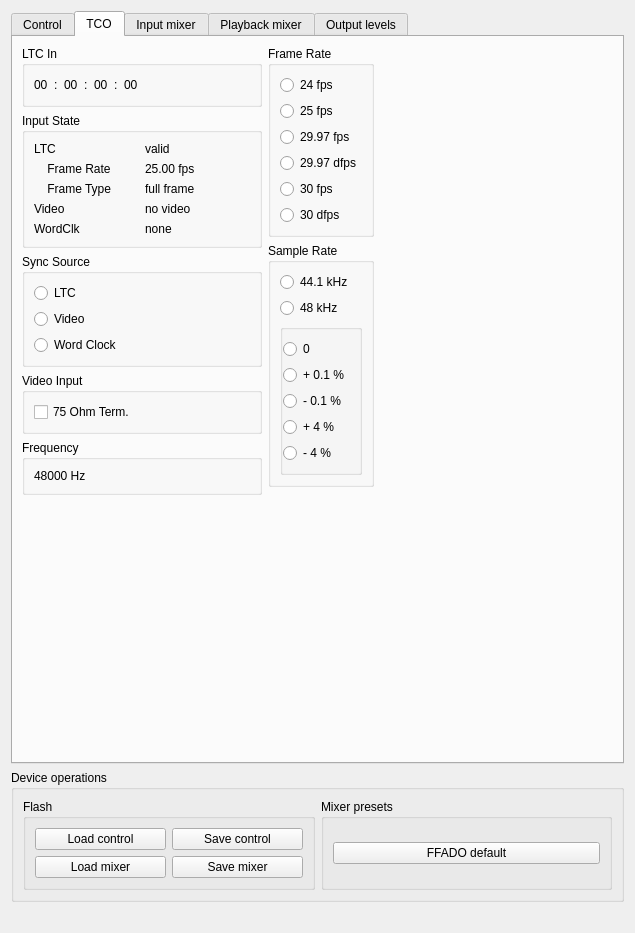
ojsl1/libffado, file support/mixer-qt4/ffado/mixer/rme.ui: the form before one commit.
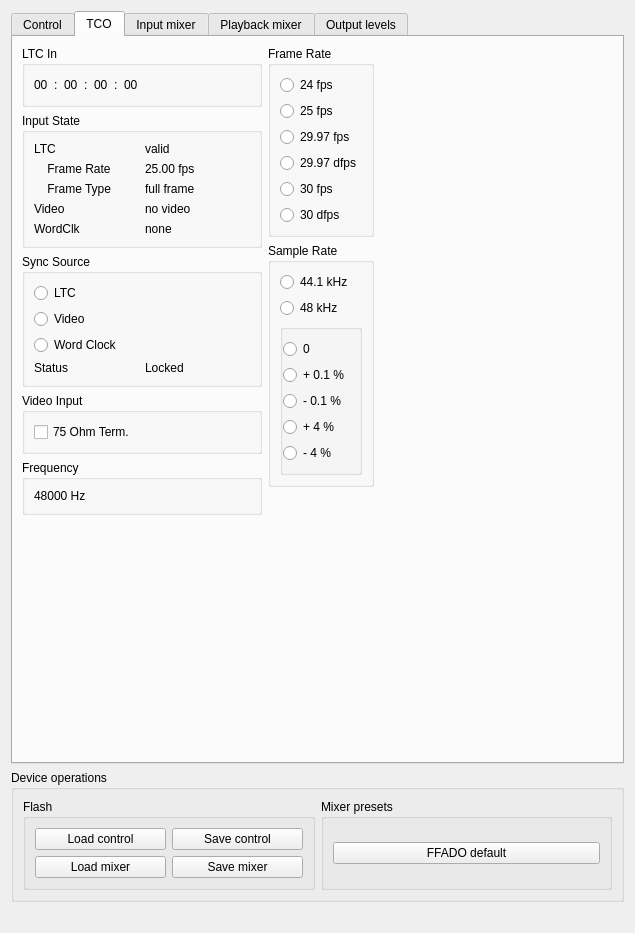
The form after the commit. The open tabs and pages were chosen to show the change.

Commit message: rme: add display of TCO sync source lock status to the TCO tab in ffado-mixer.

What changed in the file:
```diff
--- a/support/mixer-qt4/ffado/mixer/rme.ui
+++ b/support/mixer-qt4/ffado/mixer/rme.ui
@@ -1366,6 +1366,24 @@
               </property>
              </widget>
             </item>
+            <item>
+             <layout class="QHBoxLayout" name="horizontalLayout_8">
+              <item>
+               <widget class="QLabel" name="label_17">
+                <property name="text">
+                 <string>Status</string>
+                </property>
+               </widget>
+              </item>
+              <item>
+               <widget class="QLabel" name="sync_source_status">
+                <property name="text">
+                 <string>Locked</string>
+                </property>
+               </widget>
+              </item>
+             </layout>
+            </item>
            </layout>
           </widget>
          </item>
```
The commit also changes 1 other file.
